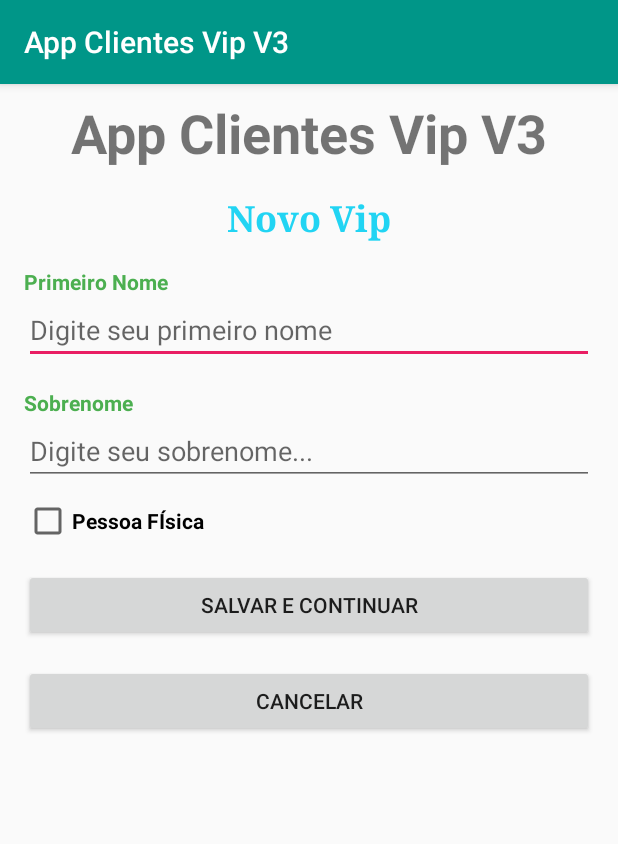
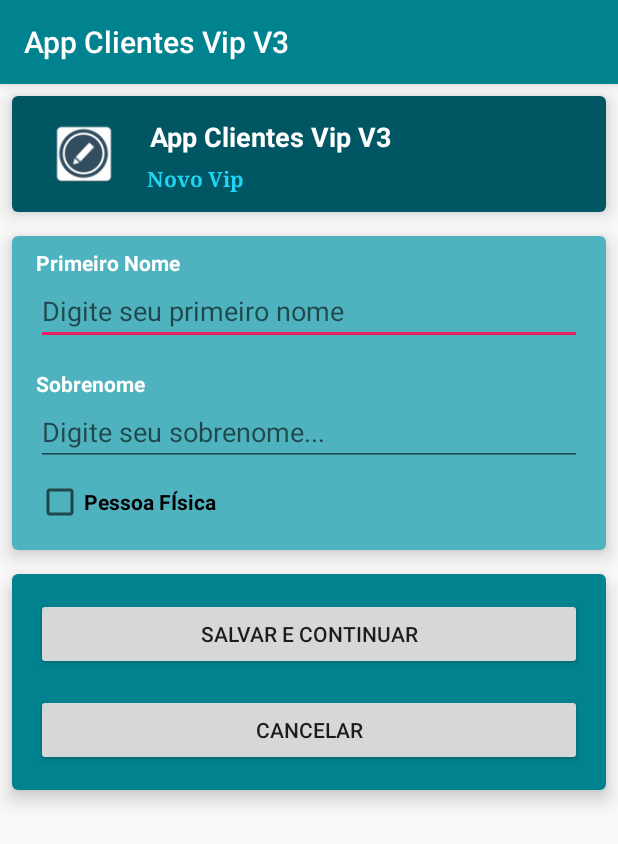
Before and after one commit to bycrr/AppClienteVip-v1, an Android app: the ClienteVipActivity screen opened directly, with no data from a screen before it, on a phone screen of 412 x 824 dp. Shown: the top 844 px of the screen. Run offline under Robolectric (Android 15) with nearby library versions, the phone set to English and light mode, and no system bars; libraries missing offline, so code that uses them is left out: com.shashank.sony.

Commit message:
Após aula 117...

```diff
--- a/app/src/main/java/br/com/bycrr/v3/appclientevip/view/ClienteVipActivity.java
+++ b/app/src/main/java/br/com/bycrr/v3/appclientevip/view/ClienteVipActivity.java
@@ -37,7 +37,7 @@ public class ClienteVipActivity extends AppCompatActivity {
   @Override
   protected void onCreate(Bundle savedInstanceState) {
     super.onCreate(savedInstanceState);
-    setContentView(R.layout.activity_cliente_vip);
+    setContentView(R.layout.activity_cliente_vip_card);
     initFormulario();
 
     btnSalvarContinuar.setOnClickListener(new View.OnClickListener() {
--- /dev/null
+++ b/app/src/main/res/layout/activity_cliente_vip_card.xml
@@ -0,0 +1,178 @@
+<?xml version="1.0" encoding="utf-8"?>
+<androidx.appcompat.widget.LinearLayoutCompat xmlns:android="http://schemas.android.com/apk/res/android"
+  xmlns:app="http://schemas.android.com/apk/res-auto"
+  xmlns:tools="http://schemas.android.com/tools"
+  android:layout_width="match_parent"
+  android:layout_height="match_parent"
+  android:orientation="vertical"
+  tools:context=".view.ClienteVipActivity">
+
+  <androidx.cardview.widget.CardView
+    android:layout_width="match_parent"
+    android:layout_height="wrap_content"
+    android:layout_margin="8dp"
+    app:cardCornerRadius="4dp"
+    app:cardElevation="8dp">
+
+    <androidx.appcompat.widget.LinearLayoutCompat
+      android:layout_width="match_parent"
+      android:layout_height="match_parent"
+      android:background="@color/colorDarkColor"
+      android:orientation="vertical">
+
+      <androidx.appcompat.widget.LinearLayoutCompat
+        android:layout_width="match_parent"
+        android:layout_height="match_parent"
+        android:layout_margin="8dp"
+        android:orientation="horizontal">
+
+        <ImageView
+          android:layout_width="64dp"
+          android:layout_height="45dp"
+          android:layout_margin="8dp"
+          android:src="@mipmap/ic_novo_cadastro" />
+
+        <androidx.appcompat.widget.LinearLayoutCompat
+          android:layout_width="match_parent"
+          android:layout_height="wrap_content"
+          android:layout_gravity="center"
+          android:orientation="vertical">
+
+          <TextView
+            android:id="@+id/txtAppName"
+            android:layout_width="wrap_content"
+            android:layout_height="wrap_content"
+            android:layout_margin="4dp"
+            android:text="@string/app_name"
+            android:textColor="@color/colorBranco"
+            android:textSize="18sp"
+            android:textAppearance="@android:style/TextAppearance.Holo.Large"
+            android:textStyle="bold" />
+
+          <TextView
+            android:id="@+id/txtNovoVip"
+            android:layout_width="wrap_content"
+            android:layout_height="wrap_content"
+            android:layout_margin="2dp"
+            android:fontFamily="serif"
+            android:text="@string/txtNovoVip"
+            android:textColor="@color/colorAzul"
+            android:textSize="14sp"
+            android:textAppearance="@android:style/TextAppearance.Holo.Small"
+            android:textStyle="bold" />
+
+
+        </androidx.appcompat.widget.LinearLayoutCompat>
+
+      </androidx.appcompat.widget.LinearLayoutCompat>
+
+    </androidx.appcompat.widget.LinearLayoutCompat>
+
+  </androidx.cardview.widget.CardView>
+
+  <androidx.cardview.widget.CardView
+    android:layout_width="match_parent"
+    android:layout_height="wrap_content"
+    android:layout_margin="8dp"
+    app:cardCornerRadius="4dp"
+    app:cardElevation="8dp">
+
+    <androidx.appcompat.widget.LinearLayoutCompat
+      android:layout_width="match_parent"
+      android:layout_height="wrap_content"
+      android:layout_gravity="center"
+      android:background="@color/colorLightColor"
+      android:orientation="vertical">
+
+      <TextView
+        android:id="@+id/txtPrimeiroNome"
+        android:layout_width="wrap_content"
+        android:layout_height="wrap_content"
+        android:layout_marginLeft="16dp"
+        android:layout_marginTop="8dp"
+        android:textColor="@color/colorText"
+        android:text="@string/txtPrimeiroNome"
+        android:textStyle="bold" />
+
+      <EditText
+        android:id="@+id/editPrimeiroNome"
+        android:layout_width="match_parent"
+        android:layout_height="wrap_content"
+        android:layout_marginLeft="16dp"
+        android:layout_marginRight="16dp"
+        android:ems="10"
+        android:hint="@string/txtHintNome" />
+
+      <TextView
+        android:id="@+id/txtSobrenome"
+        android:layout_width="wrap_content"
+        android:layout_height="wrap_content"
+        android:layout_marginLeft="16dp"
+        android:textColor="@color/colorText"
+        android:layout_marginTop="16dp"
+        android:text="@string/txtSobrenome"
+        android:textStyle="bold" />
+
+      <EditText
+        android:id="@+id/editSobrenome"
+        android:layout_width="match_parent"
+        android:layout_height="wrap_content"
+        android:layout_marginLeft="16dp"
+        android:layout_marginRight="16dp"
+        android:ems="10"
+        android:hint="@string/txtHintSobrenome" />
+
+      <CheckBox
+        android:id="@+id/ckPessoaFisica"
+        android:layout_width="match_parent"
+        android:layout_height="wrap_content"
+        android:layout_marginLeft="16dp"
+        android:layout_marginTop="8dp"
+        android:layout_marginRight="16dp"
+        android:layout_marginBottom="16dp"
+        android:onClick="pessoaFisica"
+        android:text="@string/txtPessoaFisica"
+        android:textStyle="bold" />
+
+    </androidx.appcompat.widget.LinearLayoutCompat>
+
+  </androidx.cardview.widget.CardView>
+
+  <androidx.cardview.widget.CardView
+    android:layout_width="match_parent"
+    android:layout_height="wrap_content"
+    android:layout_margin="8dp"
+    app:cardCornerRadius="4dp"
+    app:cardElevation="8dp">
+
+    <androidx.appcompat.widget.LinearLayoutCompat
+      android:layout_width="match_parent"
+      android:layout_height="wrap_content"
+      android:layout_gravity="center"
+      android:background="@color/colorPrimary"
+      android:orientation="vertical">
+
+      <Button
+        android:id="@+id/btnSalvarContinuar"
+        android:layout_width="match_parent"
+        android:layout_height="wrap_content"
+        android:layout_marginLeft="16dp"
+        android:layout_marginTop="16dp"
+        android:layout_marginRight="16dp"
+        android:text="@string/btnSalvarContinuar" />
+
+      <Button
+        android:id="@+id/btnCancelar"
+        android:layout_width="match_parent"
+        android:layout_height="wrap_content"
+        android:layout_marginLeft="16dp"
+        android:layout_marginBottom="16dp"
+        android:layout_marginTop="16dp"
+        android:layout_marginRight="16dp"
+        android:text="@string/btnCancelar" />
+
+    </androidx.appcompat.widget.LinearLayoutCompat>
+
+  </androidx.cardview.widget.CardView>
+
+</androidx.appcompat.widget.LinearLayoutCompat>
--- a/app/src/main/res/values/colors.xml
+++ b/app/src/main/res/values/colors.xml
@@ -1,7 +1,9 @@
 <?xml version="1.0" encoding="utf-8"?>
 <resources>
+<!--
   <color name="colorPrimary">#009688</color>
   <color name="colorPrimaryDark">#3700B3</color>
+-->
   <color name="colorAccent">#E91E63</color>
   <color name="colorTextView">#FFFFFF</color>
   <color name="colorBranco">#FFFFFF</color>
@@ -9,4 +11,10 @@
   <color name="colorAzul">#FF21D4F3</color>
   <color name="colorVerde">#4CAF50</color>
 
+  <!--cores do material io-->
+  <color name="colorPrimary">#00838f</color>
+  <color name="colorLightColor">#4fb3bf</color>
+  <color name="colorDarkColor">#005662</color>
+  <color name="colorText">#ffffff</color>
+
 </resources>
--- a/app/src/main/res/values/styles.xml
+++ b/app/src/main/res/values/styles.xml
@@ -3,7 +3,7 @@
     <style name="AppTheme" parent="Theme.AppCompat.Light.DarkActionBar">
         <!-- Customize your theme here. -->
         <item name="colorPrimary">@color/colorPrimary</item>
-        <item name="colorPrimaryDark">@color/colorPrimaryDark</item>
+        <item name="colorPrimaryDark">@color/colorDarkColor</item>
         <item name="colorAccent">@color/colorAccent</item>
     </style>
 
```
Also changed, not shown: app/src/main/res/mipmap-hdpi/ic_novo_cadastro.png (added), app/src/main/res/mipmap-mdpi/ic_novo_cadastro.png (added), app/src/main/res/mipmap-xhdpi/ic_novo_cadastro.png (added), app/src/main/res/mipmap-xxhdpi/ic_novo_cadastro.png (added), app/src/main/res/mipmap-xxxhdpi/ic_novo_cadastro.png (added).
